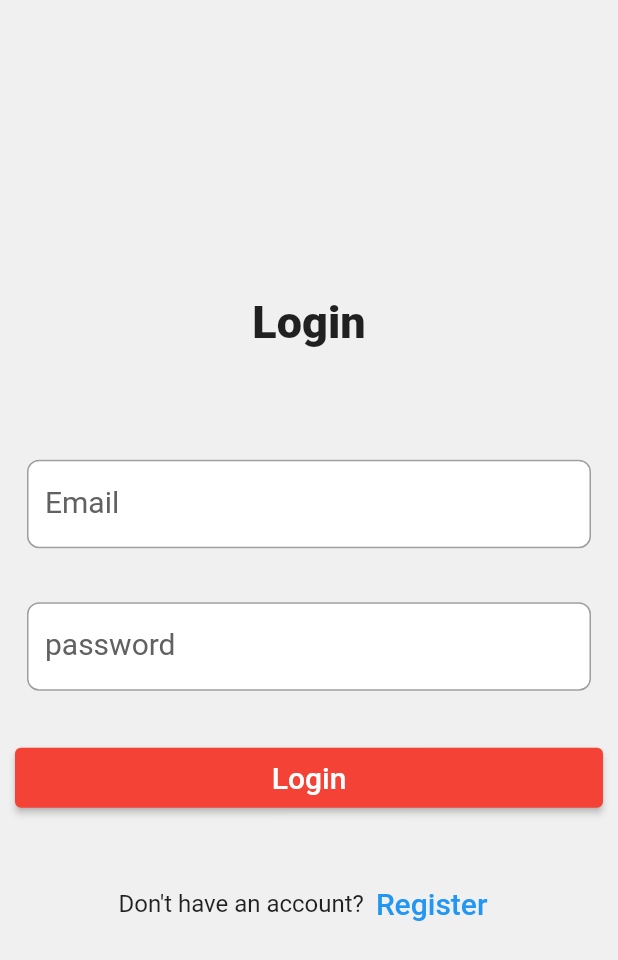
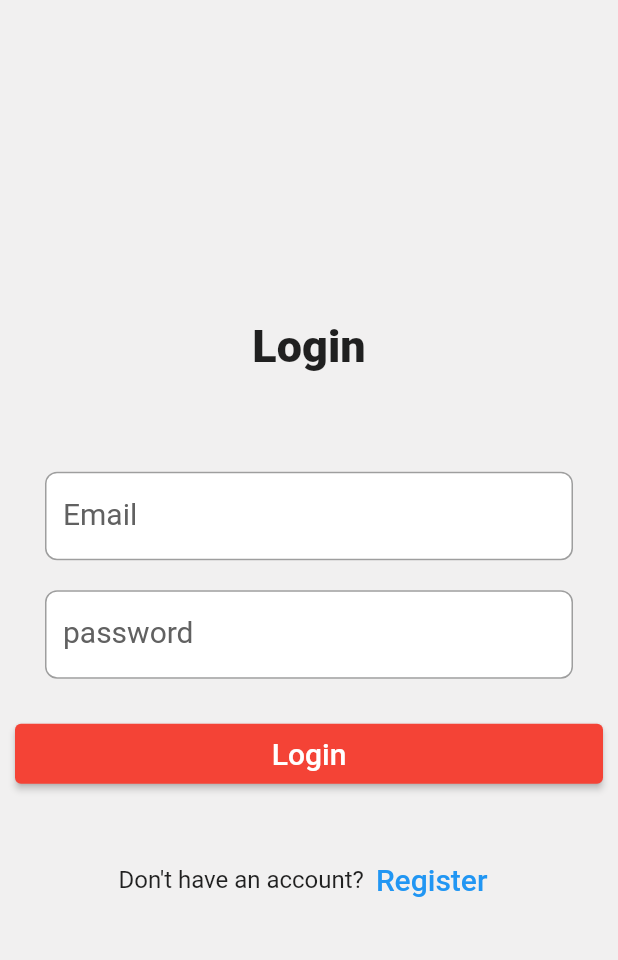
Before and after one commit to Sandeshshrestha078/flutter_node-Auth, a Flutter app: the screen it shows after launch, on a phone screen of 412 x 824 dp. Shown: the top 960 px of the screen. Run offline on Flutter 3.47's test engine with Material 2 defaults, Android fonts, the phone set to English and light mode, and no system bars.

Commit message:
update ui

```diff
--- a/auth/lib/screens/login_screen.dart
+++ b/auth/lib/screens/login_screen.dart
@@ -28,7 +28,7 @@ class _LoginScreenState extends State<LoginScreen> {
             ),
             SizedBox(height: MediaQuery.of(context).size.height * 0.08),
             Container(
-              margin: const EdgeInsets.all(8),
+              margin: const EdgeInsets.symmetric(horizontal: 20),
               child: CommonTextField(
                   controller: emailcontroller,
                   labelText: "Email",
@@ -38,7 +38,7 @@ class _LoginScreenState extends State<LoginScreen> {
               height: 20.0,
             ),
             Container(
-              margin: const EdgeInsets.all(8),
+              margin: const EdgeInsets.symmetric(horizontal: 20),
               child: CommonTextField(
                 controller: passwordcontroller,
                 labelText: "password",
```
